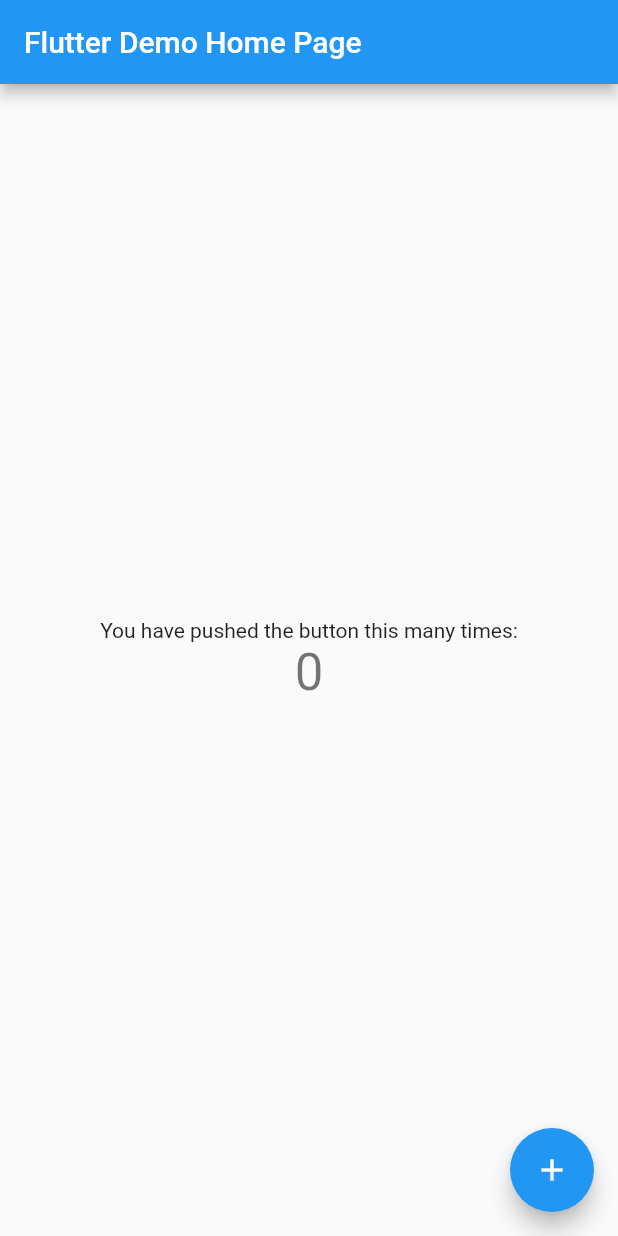
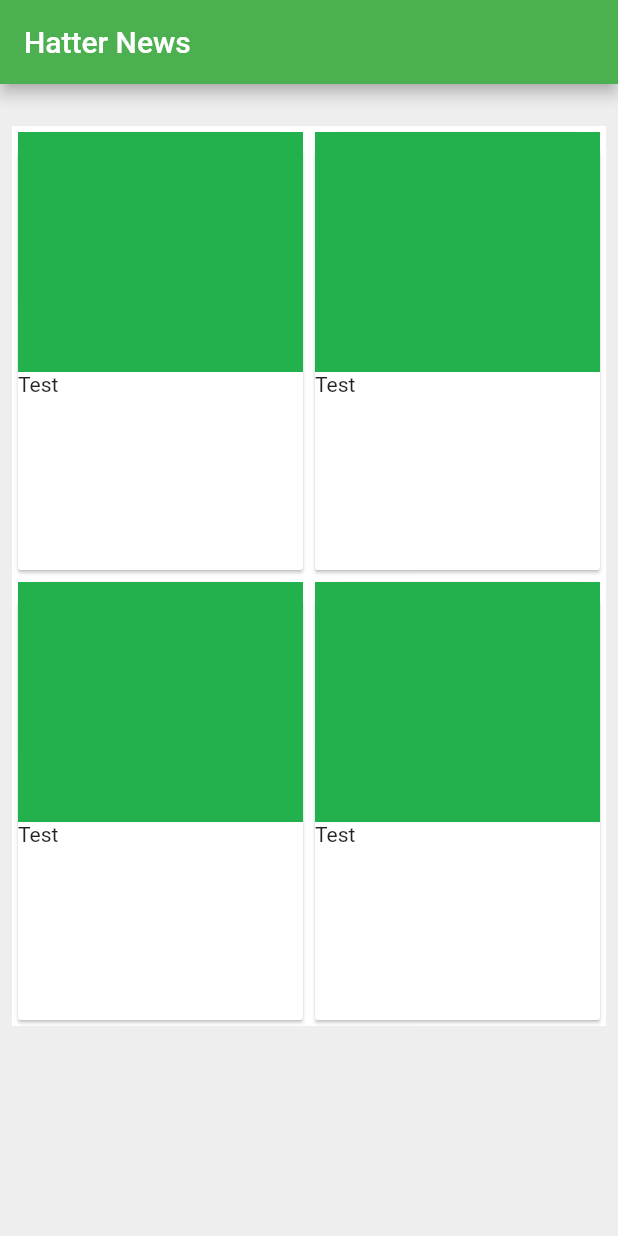
Before and after one commit to Odin94/hatter_news, a Flutter app: the screen it shows after launch, on a phone screen of 412 x 824 dp. Run offline on Flutter 3.47's test engine with Material 2 defaults, Android fonts, the phone set to English and light mode, and no system bars.

Commit message:
Add basic layout

```diff
--- a/lib/main.dart
+++ b/lib/main.dart
@@ -1,4 +1,5 @@
 import 'package:flutter/material.dart';
+import 'package:hatter_news/news_post.dart';
 
 void main() => runApp(MyApp());
 
@@ -7,7 +8,7 @@ class MyApp extends StatelessWidget {
   @override
   Widget build(BuildContext context) {
     return MaterialApp(
-      title: 'Flutter Demo',
+      title: 'Hatter News',
       theme: ThemeData(
         // This is the theme of your application.
         //
@@ -18,9 +19,9 @@ class MyApp extends StatelessWidget {
         // or simply save your changes to "hot reload" in a Flutter IDE).
         // Notice that the counter didn't reset back to zero; the application
         // is not restarted.
-        primarySwatch: Colors.blue,
+        primarySwatch: Colors.green,
       ),
-      home: MyHomePage(title: 'Flutter Demo Home Page'),
+      home: MyHomePage(title: 'Hatter News'),
     );
   }
 }
@@ -44,68 +45,21 @@ class MyHomePage extends StatefulWidget {
 }
 
 class _MyHomePageState extends State<MyHomePage> {
-  int _counter = 0;
-
-  void _incrementCounter() {
-    setState(() {
-      // This call to setState tells the Flutter framework that something has
-      // changed in this State, which causes it to rerun the build method below
-      // so that the display can reflect the updated values. If we changed
-      // _counter without calling setState(), then the build method would not be
-      // called again, and so nothing would appear to happen.
-      _counter++;
-    });
-  }
-
   @override
   Widget build(BuildContext context) {
-    // This method is rerun every time setState is called, for instance as done
-    // by the _incrementCounter method above.
-    //
-    // The Flutter framework has been optimized to make rerunning build methods
-    // fast, so that you can just rebuild anything that needs updating rather
-    // than having to individually change instances of widgets.
     return Scaffold(
-      appBar: AppBar(
-        // Here we take the value from the MyHomePage object that was created by
-        // the App.build method, and use it to set our appbar title.
-        title: Text(widget.title),
-      ),
-      body: Center(
-        // Center is a layout widget. It takes a single child and positions it
-        // in the middle of the parent.
-        child: Column(
-          // Column is also layout widget. It takes a list of children and
-          // arranges them vertically. By default, it sizes itself to fit its
-          // children horizontally, and tries to be as tall as its parent.
-          //
-          // Invoke "debug painting" (press "p" in the console, choose the
-          // "Toggle Debug Paint" action from the Flutter Inspector in Android
-          // Studio, or the "Toggle Debug Paint" command in Visual Studio Code)
-          // to see the wireframe for each widget.
-          //
-          // Column has various properties to control how it sizes itself and
-          // how it positions its children. Here we use mainAxisAlignment to
-          // center the children vertically; the main axis here is the vertical
-          // axis because Columns are vertical (the cross axis would be
-          // horizontal).
-          mainAxisAlignment: MainAxisAlignment.center,
-          children: <Widget>[
-            Text(
-              'You have pushed the button this many times:',
-            ),
-            Text(
-              '$_counter',
-              style: Theme.of(context).textTheme.display1,
-            ),
-          ],
+        backgroundColor: Colors.grey[200],
+        appBar: AppBar(
+          // Here we take the value from the MyHomePage object that was created by
+          // the App.build method, and use it to set our appbar title.
+          title: Text(widget.title),
         ),
-      ),
-      floatingActionButton: FloatingActionButton(
-        onPressed: _incrementCounter,
-        tooltip: 'Increment',
-        child: Icon(Icons.add),
-      ), // This trailing comma makes auto-formatting nicer for build methods.
-    );
+        body: Container(
+            margin: EdgeInsets.only(top: 20.0),
+            child: ListView(padding: EdgeInsets.all(8.0), children: [
+              Row(children: [NewsPost(), NewsPost()]),
+              Row(children: [NewsPost(), NewsPost()])
+            ]) // This trailing comma makes auto-formatting nicer for build methods.
+            ));
   }
 }
--- /dev/null
+++ b/lib/news_post.dart
@@ -0,0 +1,31 @@
+import 'package:flutter/material.dart';
+
+class NewsPost extends StatelessWidget {
+  @override
+  Widget build(BuildContext context) {
+    return Expanded(
+        child: Container(
+            color: Colors.white,
+            height: 300,
+            child: Card(
+                shape: RoundedRectangleBorder(
+                    borderRadius: BorderRadius.only(
+                  topLeft: Radius.circular(16.0),
+                  topRight: Radius.circular(16.0),
+                  bottomLeft: Radius.circular(2.0),
+                  bottomRight: Radius.circular(2.0),
+                )),
+                child: Column(
+                    mainAxisAlignment: MainAxisAlignment.start,
+                    mainAxisSize: MainAxisSize.min,
+                    crossAxisAlignment: CrossAxisAlignment.stretch,
+                    children: [
+                      Image.asset(
+                        'images/test.png',
+                        height: 160.0,
+                        fit: BoxFit.cover,
+                      ),
+                      Text("Test")
+                    ]))));
+  }
+}
--- a/pubspec.yaml
+++ b/pubspec.yaml
@@ -36,10 +36,8 @@ flutter:
   # the material Icons class.
   uses-material-design: true
 
-  # To add assets to your application, add an assets section, like this:
-  # assets:
-  #  - images/a_dot_burr.jpeg
-  #  - images/a_dot_ham.jpeg
+  assets:
+      - images/test.png
 
   # An image asset can refer to one or more resolution-specific "variants", see
   # https://flutter.io/assets-and-images/#resolution-aware.
```
Also changed, not shown: flacker_news_concept.png (added), images/test.png (added).
